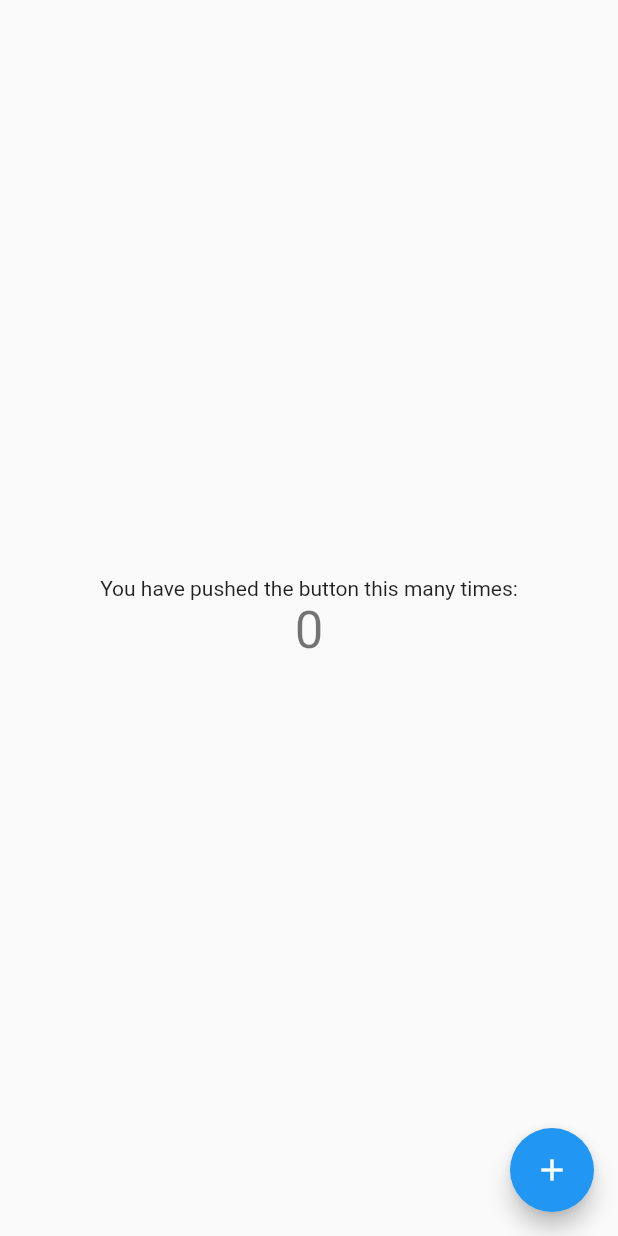
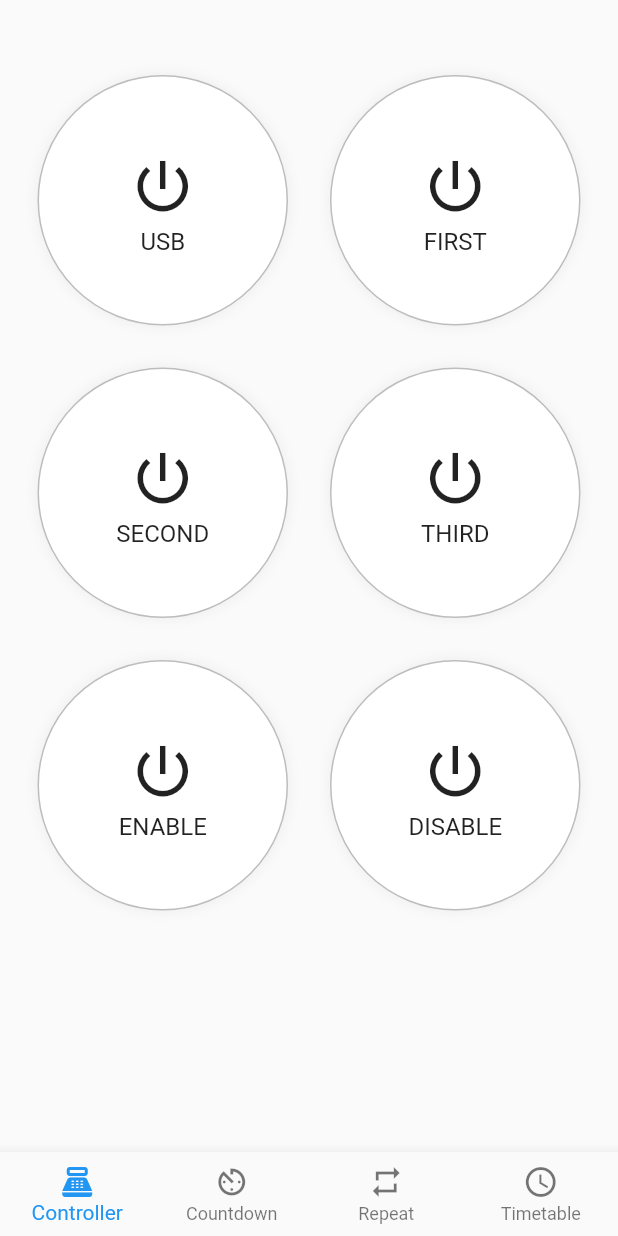
Before and after one commit to skrzypak/relay-assistant-app-uoft, a Flutter app: the screen it shows after launch, on a phone screen of 412 x 824 dp. Run offline on Flutter 3.47's test engine with Material 2 defaults, Android fonts, the phone set to English and light mode, and no system bars.

Commit message:
Bottom navigation bar, controller screen

```diff
--- a/lib/main.dart
+++ b/lib/main.dart
@@ -1,3 +1,5 @@
+import 'package:app/screens/controller.dart';
+import 'package:app/screens/countdown.dart';
 import 'package:flutter/material.dart';
 
 void main() {
@@ -12,49 +14,58 @@ class MyApp extends StatelessWidget {
       theme: ThemeData(
         primarySwatch: Colors.blue,
       ),
-      home: MyHomePage(),
+      home: HomePage(),
     );
   }
 }
 
-class MyHomePage extends StatefulWidget {
-  MyHomePage({Key key}) : super(key: key);
+class HomePage extends StatefulWidget {
+  HomePage({Key key}) : super(key: key);
   @override
-  _MyHomePageState createState() => _MyHomePageState();
+  _HomePageState createState() => _HomePageState();
 }
 
-class _MyHomePageState extends State<MyHomePage> {
-  int _counter = 0;
-  void _incrementCounter() {
-    setState(() {
-      _counter++;
-    });
-  }
-
+class _HomePageState extends State<HomePage> {
+  int _currentIndex = 0;
+  final List<Widget> _children = [
+    ControllerScreen(),
+    CountdownScreen(),
+    ControllerScreen(),
+    CountdownScreen(),
+  ];
   @override
   Widget build(BuildContext context) {
     return Container(
       color: Colors.white,
       child: SafeArea(
         child: Scaffold(
-          body: Center(
-            child: Column(
-              mainAxisAlignment: MainAxisAlignment.center,
-              children: <Widget>[
-                Text(
-                  'You have pushed the button this many times:',
-                ),
-                Text(
-                  '$_counter',
-                  style: Theme.of(context).textTheme.headline4,
-                ),
-              ],
-            ),
-          ),
-          floatingActionButton: FloatingActionButton(
-            onPressed: _incrementCounter,
-            tooltip: 'Increment',
-            child: Icon(Icons.add),
+          body: _children[_currentIndex],
+          bottomNavigationBar: BottomNavigationBar(
+            onTap: (int idx) {
+              setState(() {
+                _currentIndex = idx;
+              });
+            },
+            items: [
+              BottomNavigationBarItem(
+                icon: Icon(Icons.point_of_sale),
+                label: 'Controller',
+              ),
+              BottomNavigationBarItem(
+                icon: Icon(Icons.av_timer),
+                label: 'Countdown',
+              ),
+              BottomNavigationBarItem(
+                icon: Icon(Icons.repeat),
+                label: 'Repeat',
+              ),
+              BottomNavigationBarItem(
+                icon: Icon(Icons.schedule),
+                label: 'Timetable',
+              ),
+            ],
+            type: BottomNavigationBarType.fixed,
+            currentIndex: _currentIndex,
           ),
         ),
       ),
--- /dev/null
+++ b/lib/screens/controller.dart
@@ -0,0 +1,86 @@
+import 'package:flutter/material.dart';
+
+class ControllerScreen extends StatefulWidget {
+  ControllerScreen({Key key}) : super(key: key);
+  @override
+  _ControllerScreen createState() => _ControllerScreen();
+}
+
+class _ControllerScreen extends State<ControllerScreen> {
+  @override
+  Widget build(BuildContext context) {
+    return Padding(
+      padding: const EdgeInsets.only(top: 25),
+      child: GridView.count(
+        primary: true,
+        padding: const EdgeInsets.all(15.0),
+        crossAxisSpacing: 8,
+        mainAxisSpacing: 8,
+        crossAxisCount: 2,
+        children: _buildHomeSocketsButtons(),
+      ),
+    );
+  }
+
+  List<Widget> _buildHomeSocketsButtons() {
+    List<String> _names = ['usb', 'first', 'second', 'third'];
+    var _build = <Widget>[];
+    _names.asMap().forEach((index, name) {
+      return _build.add(
+          _buildButton(name, () => (print("Click socket $index")))
+      );
+    });
+    // ENABLE ALL
+    _build.add(
+        _buildButton("ENABLE", () => (print("Click enable")))
+    );
+    // DISABLE ALL
+    _build.add(
+        _buildButton("DISABLE", () => (print("Click disable")))
+    );
+    return _build;
+  }
+
+
+  Widget _buildButton(String name, Function func) =>
+    new GestureDetector(
+      onTap: () => func(),
+      child: Padding(
+        padding: const EdgeInsets.all(10.0),
+        child: Container(
+          decoration: BoxDecoration(
+              color: Colors.white,
+              shape: BoxShape.circle,
+              border: Border.all(width: 1.0, color: Colors.black26),
+              boxShadow: [
+                BoxShadow(
+                  color: Colors.grey.withOpacity(0.1),
+                  spreadRadius: 2,
+                  blurRadius: 5,
+                  offset: Offset(0, 0),
+                ),
+              ]
+          ),
+          child: Column(
+            mainAxisAlignment: MainAxisAlignment.center,
+            crossAxisAlignment: CrossAxisAlignment.center,
+            children: [
+              Padding(
+                padding: const EdgeInsets.all(5.0),
+                child: Icon(
+                  Icons.power_settings_new,
+                  size: 45,
+                ),
+              ),
+              Text(
+                name.toUpperCase(),
+                style: TextStyle(
+                  fontSize: 16,
+                ),
+              ),
+            ],
+          ),
+        ),
+      ),
+    );
+}
--- /dev/null
+++ b/lib/screens/countdown.dart
@@ -0,0 +1,19 @@
+import 'package:flutter/material.dart';
+
+class CountdownScreen extends StatefulWidget {
+  CountdownScreen({Key key}) : super(key: key);
+  @override
+  _CountdownScreen createState() => _CountdownScreen();
+}
+
+class _CountdownScreen extends State<CountdownScreen> {
+  @override
+  Widget build(BuildContext context) {
+    return Padding(
+      padding: const EdgeInsets.only(top: 25),
+      child: Container (
+        child: Text("Countdown screen"),
+      ),
+    );
+  }
+}
```
